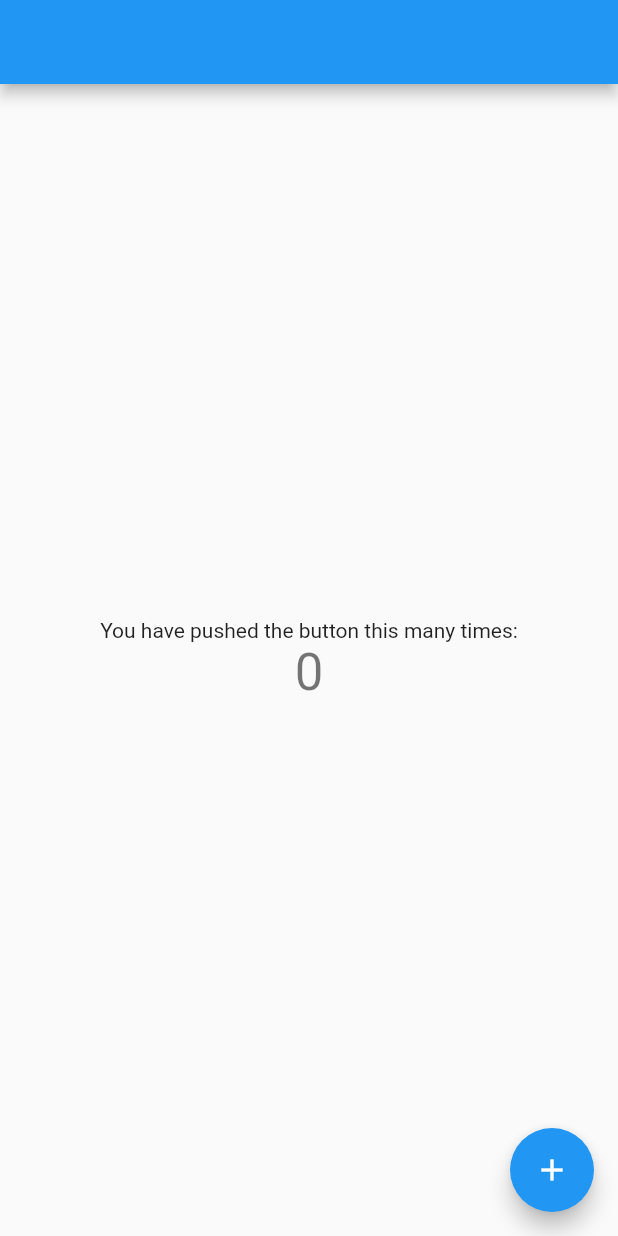
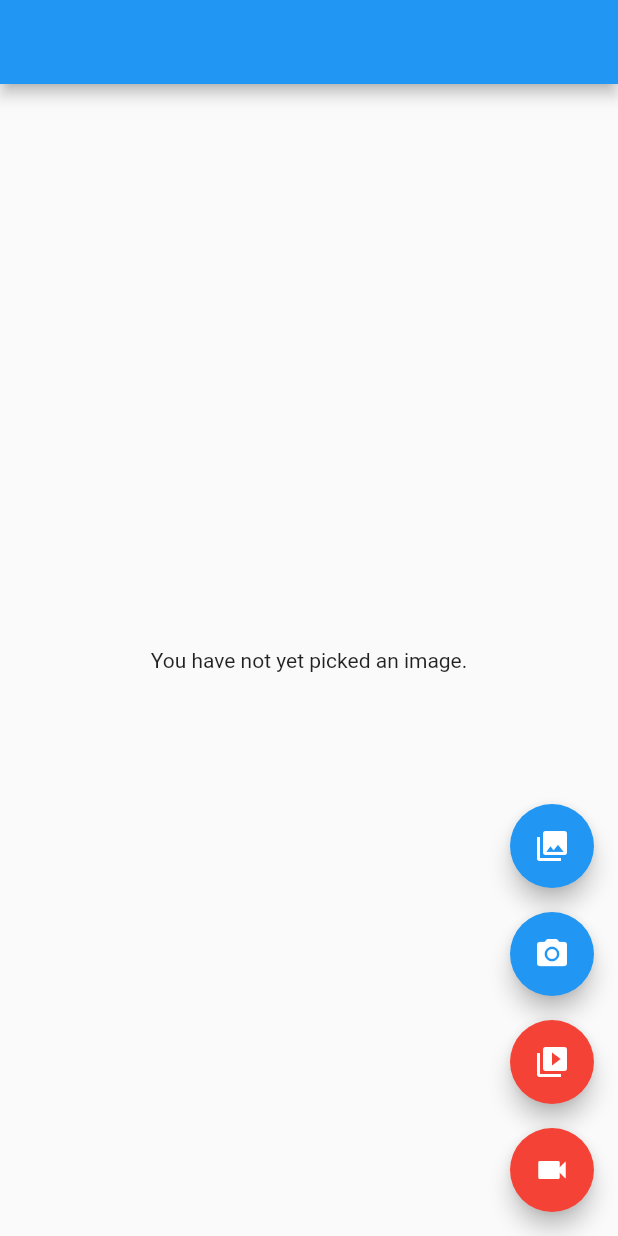
Before and after one commit to trey-rosius/testVideoCompress, a Flutter app: the MyHomePage screen opened directly with empty values, on a phone screen of 412 x 824 dp. Run offline on Flutter 3.47's test engine with Material 2 defaults, Android fonts, the phone set to English and light mode, and no system bars; our stand-ins replace image_picker, video_player; missing offline and left inert: flutter_ffmpeg.

Commit message:
more updates

```diff
--- /dev/null
+++ b/lib/image_picker.dart
@@ -0,0 +1,287 @@
+// Copyright 2019 The Flutter Authors. All rights reserved.
+// Use of this source code is governed by a BSD-style license that can be
+// found in the LICENSE file.
+
+import 'dart:async';
+import 'dart:io';
+
+import 'package:flutter/material.dart';
+import 'package:image_picker/image_picker.dart';
+import 'package:video_player/video_player.dart';
+
+
+class MyHomePage extends StatefulWidget {
+  MyHomePage({Key key, this.title}) : super(key: key);
+
+  final String title;
+
+  @override
+  _MyHomePageState createState() => _MyHomePageState();
+}
+
+class _MyHomePageState extends State<MyHomePage> {
+  File _imageFile;
+  dynamic _pickImageError;
+  bool isVideo = false;
+  VideoPlayerController _controller;
+  String _retrieveDataError;
+
+  Future<void> _playVideo(File file) async {
+    if (file != null && mounted) {
+      await _disposeVideoController();
+      _controller = VideoPlayerController.file(file);
+      await _controller.setVolume(1.0);
+      await _controller.initialize();
+      await _controller.setLooping(true);
+      await _controller.play();
+      setState(() {});
+    }
+  }
+
+  void _onImageButtonPressed(ImageSource source) async {
+    if (_controller != null) {
+      await _controller.setVolume(0.0);
+    }
+    if (isVideo) {
+      final File file = await ImagePicker.pickVideo(source: source);
+      await _playVideo(file);
+    } else {
+      try {
+        _imageFile = await ImagePicker.pickImage(source: source);
+        setState(() {});
+      } catch (e) {
+        _pickImageError = e;
+      }
+    }
+  }
+
+  @override
+  void deactivate() {
+    if (_controller != null) {
+      _controller.setVolume(0.0);
+      _controller.pause();
+    }
+    super.deactivate();
+  }
+
+  @override
+  void dispose() {
+    _disposeVideoController();
+    super.dispose();
+  }
+
+  Future<void> _disposeVideoController() async {
+    if (_controller != null) {
+      await _controller.dispose();
+      _controller = null;
+    }
+  }
+
+  Widget _previewVideo() {
+    final Text retrieveError = _getRetrieveErrorWidget();
+    if (retrieveError != null) {
+      return retrieveError;
+    }
+    if (_controller == null) {
+      return const Text(
+        'You have not yet picked a video',
+        textAlign: TextAlign.center,
+      );
+    }
+    return Padding(
+      padding: const EdgeInsets.all(10.0),
+      child: AspectRatioVideo(_controller),
+    );
+  }
+
+  Widget _previewImage() {
+    final Text retrieveError = _getRetrieveErrorWidget();
+    if (retrieveError != null) {
+      return retrieveError;
+    }
+    if (_imageFile != null) {
+      return Image.file(_imageFile);
+    } else if (_pickImageError != null) {
+      return Text(
+        'Pick image error: $_pickImageError',
+        textAlign: TextAlign.center,
+      );
+    } else {
+      return const Text(
+        'You have not yet picked an image.',
+        textAlign: TextAlign.center,
+      );
+    }
+  }
+
+  Future<void> retrieveLostData() async {
+    final LostDataResponse response = await ImagePicker.retrieveLostData();
+    if (response.isEmpty) {
+      return;
+    }
+    if (response.file != null) {
+      if (response.type == RetrieveType.video) {
+        isVideo = true;
+        await _playVideo(response.file);
+      } else {
+        isVideo = false;
+        setState(() {
+          _imageFile = response.file;
+        });
+      }
+    } else {
+      _retrieveDataError = response.exception.code;
+    }
+  }
+
+  @override
+  Widget build(BuildContext context) {
+    return Scaffold(
+      appBar: AppBar(
+        title: Text(widget.title),
+      ),
+      body: Center(
+        child: Platform.isAndroid
+            ? FutureBuilder<void>(
+          future: retrieveLostData(),
+          builder: (BuildContext context, AsyncSnapshot<void> snapshot) {
+            switch (snapshot.connectionState) {
+              case ConnectionState.none:
+              case ConnectionState.waiting:
+                return const Text(
+                  'You have not yet picked an image.',
+                  textAlign: TextAlign.center,
+                );
+              case ConnectionState.done:
+                return isVideo ? _previewVideo() : _previewImage();
+              default:
+                if (snapshot.hasError) {
+                  return Text(
+                    'Pick image/video error: ${snapshot.error}}',
+                    textAlign: TextAlign.center,
+                  );
+                } else {
+                  return const Text(
+                    'You have not yet picked an image.',
+                    textAlign: TextAlign.center,
+                  );
+                }
+            }
+          },
+        )
+            : (isVideo ? _previewVideo() : _previewImage()),
+      ),
+      floatingActionButton: Column(
+        mainAxisAlignment: MainAxisAlignment.end,
+        children: <Widget>[
+          FloatingActionButton(
+            onPressed: () {
+              isVideo = false;
+              _onImageButtonPressed(ImageSource.gallery);
+            },
+            heroTag: 'image0',
+            tooltip: 'Pick Image from gallery',
+            child: const Icon(Icons.photo_library),
+          ),
+          Padding(
+            padding: const EdgeInsets.only(top: 16.0),
+            child: FloatingActionButton(
+              onPressed: () {
+                isVideo = false;
+                _onImageButtonPressed(ImageSource.camera);
+              },
+              heroTag: 'image1',
+              tooltip: 'Take a Photo',
+              child: const Icon(Icons.camera_alt),
+            ),
+          ),
+          Padding(
+            padding: const EdgeInsets.only(top: 16.0),
+            child: FloatingActionButton(
+              backgroundColor: Colors.red,
+              onPressed: () {
+                isVideo = true;
+                _onImageButtonPressed(ImageSource.gallery);
+              },
+              heroTag: 'video0',
+              tooltip: 'Pick Video from gallery',
+              child: const Icon(Icons.video_library),
+            ),
+          ),
+          Padding(
+            padding: const EdgeInsets.only(top: 16.0),
+            child: FloatingActionButton(
+              backgroundColor: Colors.red,
+              onPressed: () {
+                isVideo = true;
+                _onImageButtonPressed(ImageSource.camera);
+              },
+              heroTag: 'video1',
+              tooltip: 'Take a Video',
+              child: const Icon(Icons.videocam),
+            ),
+          ),
+        ],
+      ),
+    );
+  }
+
+  Text _getRetrieveErrorWidget() {
+    if (_retrieveDataError != null) {
+      final Text result = Text(_retrieveDataError);
+      _retrieveDataError = null;
+      return result;
+    }
+    return null;
+  }
+}
+
+class AspectRatioVideo extends StatefulWidget {
+  AspectRatioVideo(this.controller);
+
+  final VideoPlayerController controller;
+
+  @override
+  AspectRatioVideoState createState() => AspectRatioVideoState();
+}
+
+class AspectRatioVideoState extends State<AspectRatioVideo> {
+  VideoPlayerController get controller => widget.controller;
+  bool initialized = false;
+
+  void _onVideoControllerUpdate() {
+    if (!mounted) {
+      return;
+    }
+    if (initialized != controller.value.initialized) {
+      initialized = controller.value.initialized;
+      setState(() {});
+    }
+  }
+
+  @override
+  void initState() {
+    super.initState();
+    controller.addListener(_onVideoControllerUpdate);
+  }
+
+  @override
+  void dispose() {
+    controller.removeListener(_onVideoControllerUpdate);
+    super.dispose();
+  }
+
+  @override
+  Widget build(BuildContext context) {
+    if (initialized) {
+      return Center(
+        child: AspectRatio(
+          aspectRatio: controller.value?.aspectRatio,
+          child: VideoPlayer(controller),
+        ),
+      );
+    } else {
+      return Container();
+    }
+  }
+}
--- a/lib/main.dart
+++ b/lib/main.dart
@@ -1,5 +1,6 @@
 import 'package:flutter/material.dart';
 import 'package:test_video_compress/edit_profile.dart';
+import 'package:test_video_compress/image_picker.dart';
 
 void main() => runApp(MyApp());
 
@@ -21,92 +22,8 @@ class MyApp extends StatelessWidget {
         // is not restarted.
         primarySwatch: Colors.blue,
       ),
-      home: EditProfileScreen()
+    //  home: EditProfileScreen()
+      home: MyHomePage()
     );
   }
 }
-
-class MyHomePage extends StatefulWidget {
-  MyHomePage({Key key, this.title}) : super(key: key);
-
-  // This widget is the home page of your application. It is stateful, meaning
-  // that it has a State object (defined below) that contains fields that affect
-  // how it looks.
-
-  // This class is the configuration for the state. It holds the values (in this
-  // case the title) provided by the parent (in this case the App widget) and
-  // used by the build method of the State. Fields in a Widget subclass are
-  // always marked "final".
-
-  final String title;
-
-  @override
-  _MyHomePageState createState() => _MyHomePageState();
-}
-
-class _MyHomePageState extends State<MyHomePage> {
-  int _counter = 0;
-
-  void _incrementCounter() {
-    setState(() {
-      // This call to setState tells the Flutter framework that something has
-      // changed in this State, which causes it to rerun the build method below
-      // so that the display can reflect the updated values. If we changed
-      // _counter without calling setState(), then the build method would not be
-      // called again, and so nothing would appear to happen.
-      _counter++;
-    });
-  }
-
-  @override
-  Widget build(BuildContext context) {
-    // This method is rerun every time setState is called, for instance as done
-    // by the _incrementCounter method above.
-    //
-    // The Flutter framework has been optimized to make rerunning build methods
-    // fast, so that you can just rebuild anything that needs updating rather
-    // than having to individually change instances of widgets.
-    return Scaffold(
-      appBar: AppBar(
-        // Here we take the value from the MyHomePage object that was created by
-        // the App.build method, and use it to set our appbar title.
-        title: Text(widget.title),
-      ),
-      body: Center(
-        // Center is a layout widget. It takes a single child and positions it
-        // in the middle of the parent.
-        child: Column(
-          // Column is also a layout widget. It takes a list of children and
-          // arranges them vertically. By default, it sizes itself to fit its
-          // children horizontally, and tries to be as tall as its parent.
-          //
-          // Invoke "debug painting" (press "p" in the console, choose the
-          // "Toggle Debug Paint" action from the Flutter Inspector in Android
-          // Studio, or the "Toggle Debug Paint" command in Visual Studio Code)
-          // to see the wireframe for each widget.
-          //
-          // Column has various properties to control how it sizes itself and
-          // how it positions its children. Here we use mainAxisAlignment to
-          // center the children vertically; the main axis here is the vertical
-          // axis because Columns are vertical (the cross axis would be
-          // horizontal).
-          mainAxisAlignment: MainAxisAlignment.center,
-          children: <Widget>[
-            Text(
-              'You have pushed the button this many times:',
-            ),
-            Text(
-              '$_counter',
-              style: Theme.of(context).textTheme.display1,
-            ),
-          ],
-        ),
-      ),
-      floatingActionButton: FloatingActionButton(
-        onPressed: _incrementCounter,
-        tooltip: 'Increment',
-        child: Icon(Icons.add),
-      ), // This trailing comma makes auto-formatting nicer for build methods.
-    );
-  }
-}
--- a/pubspec.yaml
+++ b/pubspec.yaml
@@ -23,7 +23,7 @@ dependencies:
   # The following adds the Cupertino Icons font to your application.
   # Use with the CupertinoIcons class for iOS style icons.
   cupertino_icons: ^0.1.2
-  image_picker: ^0.6.0+17
+  image_picker: ^0.6.1+11
   flutter_ffmpeg: ^0.2.8
   video_player: ^0.10.1
   path_provider: ^1.4.0
```
Also changed, not shown: lib/edit_profile.dart (+6 -63 lines), pubspec.lock.
